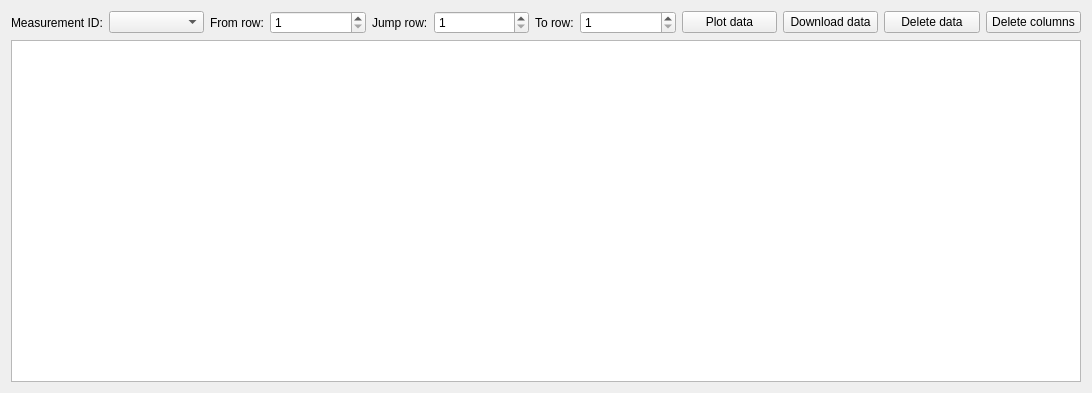
Qt form code/main/action/view/viewwindow.ui (DanielMartensson/OpenSourceLogger-Qt) before a commit.
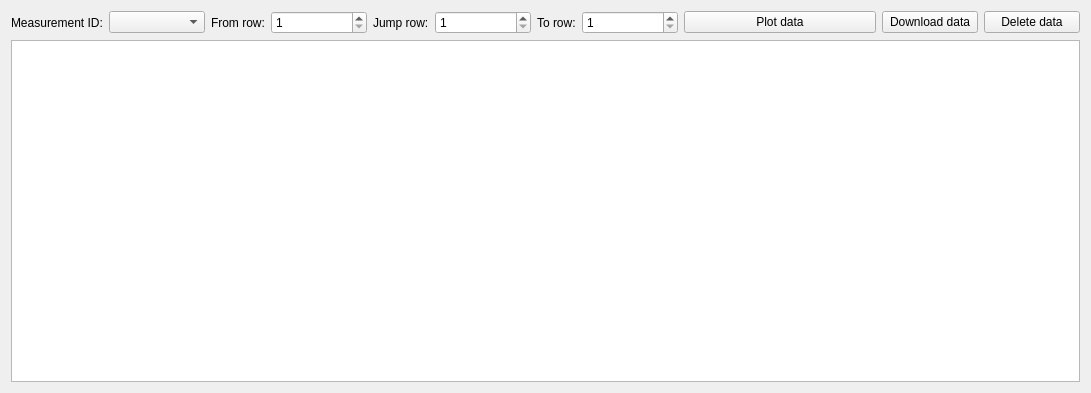
The same form after that commit. Icons and pictures are not drawn.

What changed in the file:
```diff
--- a/code/main/action/view/viewwindow.ui
+++ b/code/main/action/view/viewwindow.ui
@@ -6,7 +6,7 @@
    <rect>
     <x>0</x>
     <y>0</y>
-    <width>1092</width>
+    <width>1091</width>
     <height>393</height>
    </rect>
   </property>
@@ -31,13 +31,6 @@
      </property>
     </widget>
    </item>
-   <item row="0" column="10">
-    <widget class="QPushButton" name="plotDataPushButton">
-     <property name="text">
-      <string>Plot data</string>
-     </property>
-    </widget>
-   </item>
    <item row="0" column="4">
     <widget class="QLabel" name="label_2">
      <property name="sizePolicy">
@@ -72,20 +65,18 @@
      <property name="selectionBehavior">
       <enum>QAbstractItemView::SelectColumns</enum>
      </property>
-    </widget>
-   </item>
-   <item row="0" column="11">
-    <widget class="QPushButton" name="downloadDataPushButton">
-     <property name="text">
-      <string>Download data</string>
-     </property>
-    </widget>
-   </item>
-   <item row="0" column="12">
-    <widget class="QPushButton" name="deleteDataPushButton">
-     <property name="text">
-      <string>Delete data</string>
-     </property>
+     <attribute name="horizontalHeaderCascadingSectionResizes">
+      <bool>true</bool>
+     </attribute>
+     <attribute name="horizontalHeaderDefaultSectionSize">
+      <number>160</number>
+     </attribute>
+     <attribute name="horizontalHeaderStretchLastSection">
+      <bool>true</bool>
+     </attribute>
+     <attribute name="verticalHeaderStretchLastSection">
+      <bool>false</bool>
+     </attribute>
     </widget>
    </item>
    <item row="0" column="9">
@@ -127,13 +118,6 @@
    <item row="0" column="3">
     <widget class="QComboBox" name="measurementIDComboBox"/>
    </item>
-   <item row="0" column="13">
-    <widget class="QPushButton" name="deleteColumnsPushButton">
-     <property name="text">
-      <string>Delete columns</string>
-     </property>
-    </widget>
-   </item>
    <item row="0" column="7">
     <widget class="QSpinBox" name="jumpRowSpinBox">
      <property name="minimum">
@@ -144,6 +128,27 @@
      </property>
     </widget>
    </item>
+   <item row="0" column="13">
+    <widget class="QPushButton" name="deleteDataPushButton">
+     <property name="text">
+      <string>Delete data</string>
+     </property>
+    </widget>
+   </item>
+   <item row="0" column="12">
+    <widget class="QPushButton" name="downloadDataPushButton">
+     <property name="text">
+      <string>Download data</string>
+     </property>
+    </widget>
+   </item>
+   <item row="0" column="10" colspan="2">
+    <widget class="QPushButton" name="plotDataPushButton">
+     <property name="text">
+      <string>Plot data</string>
+     </property>
+    </widget>
+   </item>
   </layout>
  </widget>
  <resources>
```
